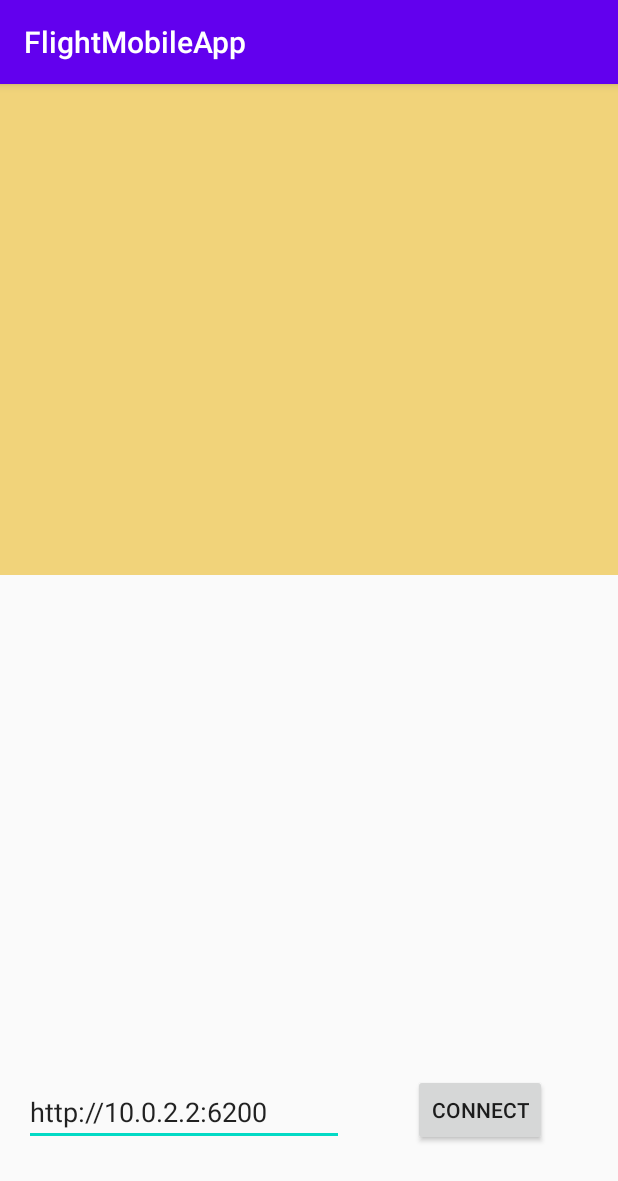
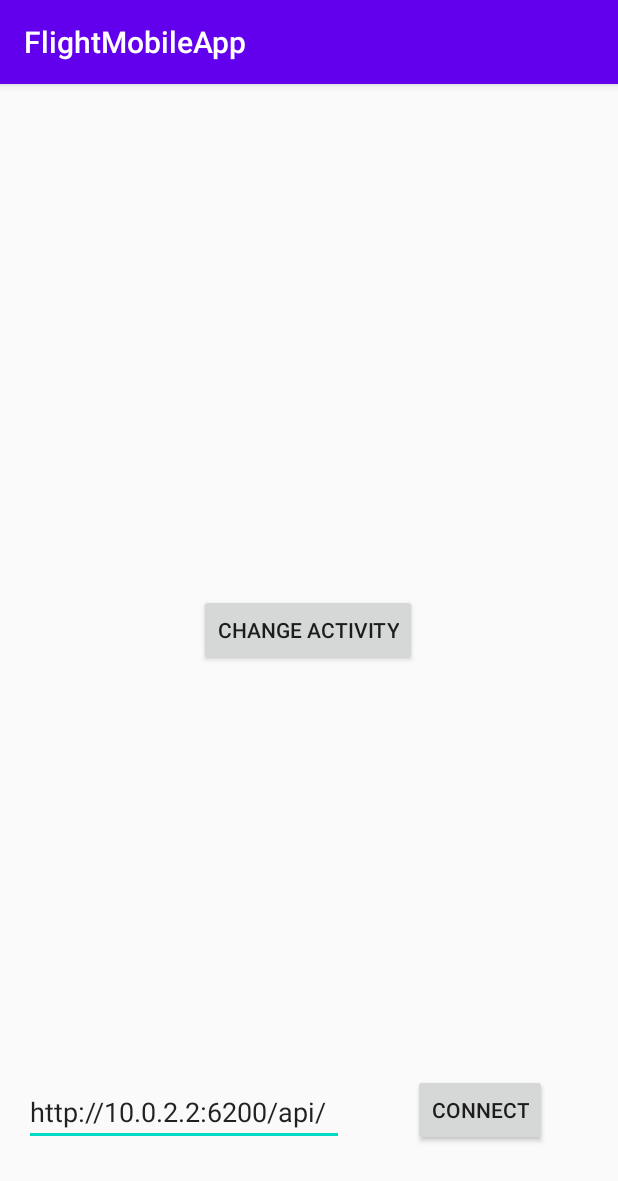
Before and after one commit to OriPoria/FlightMobileApp, an Android app: the screen it shows after launch (MainActivity), on a phone screen of 412 x 824 dp. Shown: the top 1181 px of the screen. Run offline under Robolectric (Android 15) with nearby library versions, the phone set to English and light mode, and no system bars.

Commit message:
connection with server

```diff
--- a/app/src/main/java/com/example/flightmobileapp/MainActivity.kt
+++ b/app/src/main/java/com/example/flightmobileapp/MainActivity.kt
@@ -6,78 +6,49 @@ import android.os.Bundle
 import android.util.Log
 import android.view.View
 import androidx.appcompat.app.AppCompatActivity
-import androidx.lifecycle.LiveData
 import androidx.lifecycle.MutableLiveData
 import com.example.flightmobileapp.network.SimulatorApiService
 import com.example.flightmobileapp.network.connectServer
 import com.example.flightmobileapp.overview.SimulatorViewModel
-import com.example.flightmobileapp.overview.User
-import com.example.flightmobileapp.overview.UsersDataBase
-import com.example.flightmobileapp.overview.UsersDataDao
+
 import kotlinx.android.synthetic.main.activity_main.*
-import kotlinx.coroutines.*
-import okhttp3.ResponseBody
+import kotlinx.coroutines.CoroutineScope
+import kotlinx.coroutines.Dispatchers
 import java.lang.Exception
 
 
 class MainActivity : AppCompatActivity() {
+
 
     private val uiSocpe = CoroutineScope(Dispatchers.Main)
     override fun onCreate(savedInstanceState: Bundle?) {
         super.onCreate(savedInstanceState)
 
         setContentView(R.layout.activity_main)
+        btn.setOnClickListener {
+            val intent = Intent(this, SimulatorActivity::class.java)
+            startActivity(intent)
+
+        }
+
 
         connectBtn.setOnClickListener {
-            uiSocpe.launch { connectionProcess() }
+
+
+            try {
+                var simulatorApiService: SimulatorApiService = connectServer(url.text.toString())
+                var viewModel: SimulatorViewModel = SimulatorViewModel(simulatorApiService)
+                val intent = Intent(this, SimulatorActivity::class.java)
+                intent.putExtra("url", url.text.toString())
+                startActivity(intent)
+
+            } catch (e: Exception) {
+                //errMsg.text = "Connection failure"
+                //errMsg.visibility = View.VISIBLE
+            }
+
         }
 
-        url.setOnClickListener{
-            errMsg.visibility = View.INVISIBLE
-        }
+
     }
-
-    suspend fun connectionProcess() {
-        try {
-            addToDB(url.text.toString())
-            val insertedUrl = url.text.toString()
-            val simulatorApiService: SimulatorApiService = connectServer(insertedUrl)
-            val response = simulatorApiService.getImg()
-            response.await()
-
-            //connection failed
-        } catch (e:Exception) {
-            errMsg.visibility = View.VISIBLE
-            return
-        }
-        //if there was not any error in the connection we move to the next activity
-        val intent = Intent(this, SimulatorActivity::class.java)
-        intent.putExtra("url" ,url.text.toString())
-        startActivity(intent)
-    }
-
-    suspend fun addToDB(url : String) {
-        val db: UsersDataBase = UsersDataBase.getInstance(applicationContext)
-        val newUser = User(0,url)
-        db.userDatabaseDao.deleteByUrl(url)
-        db.userDatabaseDao.insert(newUser)
-    }
-
-    override fun onStart() {
-        super.onStart()
-        //Update the last 5 users connected
-        val db: UsersDataBase = UsersDataBase.getInstance(applicationContext)
-        uiSocpe.launch {
-            try {
-                val users:List<User> = db.userDatabaseDao.getTable()
-                txt1.text = users[0].url
-                txt2.text = users[1].url
-                txt3.text = users[2].url
-                txt4.text = users[3].url
-                txt5.text = users[4].url
-
-            } catch (e:Exception) {}
-        }
-    }
-
 }
--- a/app/src/main/java/com/example/flightmobileapp/network/SimulatorApiService.kt
+++ b/app/src/main/java/com/example/flightmobileapp/network/SimulatorApiService.kt
@@ -18,19 +18,20 @@ import retrofit2.http.Headers
 import retrofit2.http.POST
 
 
+
 interface SimulatorApiService {
     @Headers("Content-Type: application/json")
-    @POST("/api/command")
+    @POST("command")
     fun sendCommand(@Body userData: SimulatorProperty):
-            Call<ResponseBody>
+            Deferred<ResponseBody>
 
-    @GET("/screenshot")
+    @GET("screenshot")
     fun getImg():Deferred<ResponseBody>
 
 }
 @Throws
 fun connectServer(url:String): SimulatorApiService {
-        Log.i("msg", "connect server")
+
     val moshi = Moshi.Builder().add(KotlinJsonAdapterFactory()).build()
     val retrofit = Retrofit.Builder()
         .addConverterFactory(MoshiConverterFactory.create(moshi))
@@ -41,3 +42,9 @@ fun connectServer(url:String): SimulatorApiService {
     return simulatorApiService
 
 }
+/*
+object SimulatorApi {
+    val retrofitService : SimulatorApiService by lazy {
+        retrof.create(SimulatorApiService::class.java)   }
+}
+*/
--- a/app/src/main/java/com/example/flightmobileapp/network/SimulatorProperty.kt
+++ b/app/src/main/java/com/example/flightmobileapp/network/SimulatorProperty.kt
@@ -4,7 +4,7 @@ import com.squareup.moshi.Json
 
 data class SimulatorProperty(
     var aileron: Double,
-    var rudder: Double,
+    val rudder: Double,
     var elevator: Double,
     var throttle: Double
 
--- a/app/src/main/res/layout/activity_main.xml
+++ b/app/src/main/res/layout/activity_main.xml
@@ -12,8 +12,8 @@
         android:layout_height="wrap_content"
         android:layout_marginBottom="60dp"
         android:ems="10"
+        android:text="http://10.0.2.2:6200/api/"
         android:inputType="textPersonName"
-        android:text="http://10.0.2.2:6200"
         app:layout_constraintBottom_toBottomOf="parent"
         app:layout_constraintEnd_toEndOf="parent"
         app:layout_constraintHorizontal_bias="0.079"
@@ -24,100 +24,25 @@
         android:layout_width="wrap_content"
         android:layout_height="wrap_content"
         android:layout_marginBottom="60dp"
-        android:text="@string/connect"
+        android:text="Connect"
         app:layout_constraintBottom_toBottomOf="parent"
         app:layout_constraintEnd_toEndOf="parent"
         app:layout_constraintHorizontal_bias="0.494"
         app:layout_constraintStart_toEndOf="@+id/url" />
 
-    <TableLayout
-        android:layout_width="442dp"
-        android:layout_height="327dp"
-        android:background="#F1D37A"
-        app:layout_constraintEnd_toEndOf="parent"
-        app:layout_constraintStart_toStartOf="parent"
-        app:layout_constraintTop_toTopOf="parent">
-
-        <TableRow>
-
-            <TextView
-                android:id="@+id/txt1"
-                android:layout_width="match_parent"
-                android:layout_height="match_parent"
-                android:layout_weight="1"
-                android:text="@string/Row"
-                android:textAlignment="center"
-                android:textColor="#2196F3"
-                android:textSize="28sp" />
-        </TableRow>
-
-        <TableRow>
-
-            <TextView
-                android:id="@+id/txt2"
-                android:layout_width="match_parent"
-                android:layout_height="match_parent"
-                android:layout_weight="1"
-                android:text="@string/Row"
-                android:textAlignment="center"
-                android:textColor="#2196F3"
-                android:textSize="28sp" />
-        </TableRow>
-
-        <TableRow>
-
-            <TextView
-                android:id="@+id/txt3"
-                android:layout_width="match_parent"
-                android:layout_height="match_parent"
-                android:layout_weight="1"
-                android:text="@string/Row"
-                android:textAlignment="center"
-                android:textColor="#2196F3"
-                android:textSize="28sp" />
-
-        </TableRow>
-
-        <TableRow>
-
-            <TextView
-                android:id="@+id/txt4"
-                android:layout_width="match_parent"
-                android:layout_height="match_parent"
-                android:layout_weight="1"
-                android:text="@string/Row"
-                android:textAlignment="center"
-                android:textColor="#2196F3"
-                android:textSize="28sp" />
-        </TableRow>
-
-        <TableRow>
-
-            <TextView
-                android:id="@+id/txt5"
-                android:layout_width="match_parent"
-                android:layout_height="match_parent"
-                android:layout_weight="1"
-                android:text="@string/Row"
-                android:textAlignment="center"
-                android:textColor="#2196F3"
-                android:textSize="28sp" />
-        </TableRow>
-
-
-    </TableLayout>
-
-    <TextView
-        android:id="@+id/errMsg"
+    <Button
+        android:id="@+id/btn"
         android:layout_width="wrap_content"
         android:layout_height="wrap_content"
-        android:layout_marginBottom="136dp"
-        android:text="@string/connection_failure"
-        android:textColor="#FF0000"
-        android:visibility="invisible"
-        app:layout_constraintBottom_toBottomOf="parent"
+        android:layout_marginTop="340dp"
+        android:text="change activity"
+        app:layout_constraintBottom_toTopOf="@+id/url"
         app:layout_constraintEnd_toEndOf="parent"
-        app:layout_constraintStart_toStartOf="parent" />
+        app:layout_constraintHorizontal_bias="0.498"
+        app:layout_constraintStart_toStartOf="parent"
+        app:layout_constraintTop_toTopOf="parent"
+        app:layout_constraintVertical_bias="0.0" />
+
 
 
 </androidx.constraintlayout.widget.ConstraintLayout>
```
Also changed, not shown: app/src/main/java/com/example/flightmobileapp/SimulatorActivity.kt (+27 -32 lines), app/src/main/java/com/example/flightmobileapp/overview/OverviewModel.kt (added, +90 -0 lines), app/src/main/res/layout/activity_simulator.xml (+5 -21 lines). Lines whose indentation alone changed are shown as unchanged.
